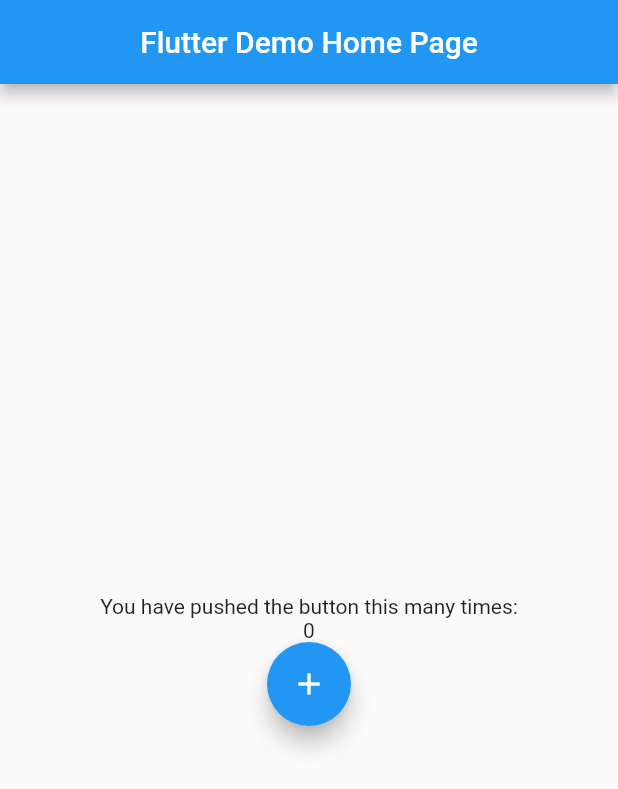
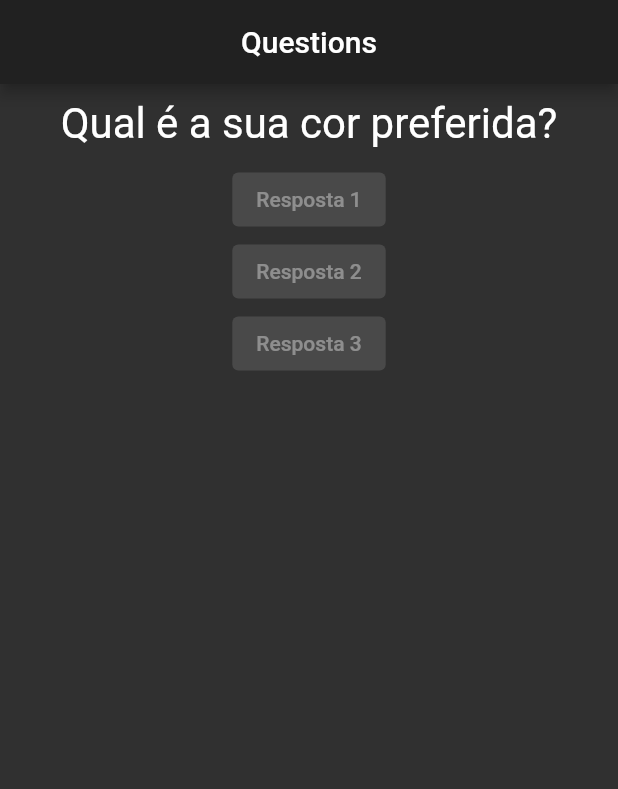
Before and after one commit to Levils114/quiz-app, a Flutter app: the screen it shows after launch, on a phone screen of 412 x 824 dp. Shown: the top 789 px of the screen. Run offline on Flutter 3.47's test engine with Material 2 defaults, Android fonts, the phone set to English and light mode, and no system bars.

Commit message:
feat: widgets and functions

```diff
--- a/lib/main.dart
+++ b/lib/main.dart
@@ -1,62 +1,57 @@
 import 'package:flutter/cupertino.dart';
 import 'package:flutter/material.dart';
+import 'package:quiz_project/widgets/answer_widget.dart';
+import 'package:quiz_project/widgets/question_widget.dart';
 
 void main() {
-  runApp(MyApp());
+  runApp(QuizzApp());
 }
 
-class MyApp extends StatelessWidget {
+class QuizzApp extends StatefulWidget {
   @override
-  Widget build(BuildContext context) {
-    return (MaterialApp(
-      debugShowCheckedModeBanner: false,
-      home: HomePage(),
-      theme: ThemeData(primarySwatch: Colors.blue),
-    ));
+  State<StatefulWidget> createState() {
+    return (_QuizzAppState());
   }
 }
 
-class HomePage extends StatefulWidget {
-  @override
-  State<StatefulWidget> createState() {
-    return (HomePageState());
-  }
-}
+class _QuizzAppState extends State<QuizzApp> {
+  var _questionSelected = 0;
 
-class HomePageState extends State {
-  int _counter = 0;
+  final List<String> questions = [
+    'Qual é a sua cor preferida?',
+    'Qual é o seu animal preferido?'
+  ];
 
-  handleAddCounter() {
+  void _response() {
     setState(() {
-      _counter = _counter + 1;
+      if (questions.length - 1 > _questionSelected) {
+        _questionSelected++;
+      } else if (questions.length - 1 == _questionSelected) {
+        _questionSelected = _questionSelected - 1;
+      }
     });
   }
 
   @override
   Widget build(BuildContext context) {
-    return (Scaffold(
-      appBar: AppBar(
-        title: Text('Flutter Demo Home Page'),
-        centerTitle: true,
-      ),
-      body: Container(
-        height: MediaQuery.of(context).size.height,
-        child: Column(mainAxisAlignment: MainAxisAlignment.center, children: [
-          Center(
-            child: Column(
-              children: [
-                Text('You have pushed the button this many times:'),
-                Text(_counter.toString()),
-              ],
+    return (MaterialApp(
+      debugShowCheckedModeBanner: false,
+      theme: ThemeData.dark(),
+      home: Scaffold(
+        appBar: AppBar(
+          title: Text('Questions'),
+          centerTitle: true,
+        ),
+        body: Column(
+          children: [
+            QuestionWidget(
+              title: questions[_questionSelected],
             ),
-          ),
-          FloatingActionButton(
-              onPressed: () => handleAddCounter(),
-              child: Icon(
-                Icons.add,
-                color: Colors.white,
-              ))
-        ]),
+            AnswerWidget(answerText: 'Resposta 1'),
+            AnswerWidget(answerText: 'Resposta 2'),
+            AnswerWidget(answerText: 'Resposta 3'),
+          ],
+        ),
       ),
     ));
   }
--- /dev/null
+++ b/lib/widgets/answer_widget.dart
@@ -0,0 +1,15 @@
+import 'package:flutter/material.dart';
+
+class AnswerWidget extends StatelessWidget {
+  final String answerText;
+
+  AnswerWidget({this.answerText});
+
+  @override
+  Widget build(BuildContext context) {
+    return (ElevatedButton(
+      onPressed: null,
+      child: Text(answerText),
+    ));
+  }
+}
--- /dev/null
+++ b/lib/widgets/question_widget.dart
@@ -0,0 +1,22 @@
+import 'package:flutter/material.dart';
+
+class QuestionWidget extends StatelessWidget {
+  final String title;
+
+  QuestionWidget({this.title});
+
+  @override
+  Widget build(BuildContext context) {
+    return Container(
+      width: MediaQuery.of(context).size.width,
+      margin: EdgeInsets.all(10),
+      child: (Text(
+        title,
+        style: TextStyle(
+          fontSize: 28,
+        ),
+        textAlign: TextAlign.center,
+      )),
+    );
+  }
+}
```
Also changed, not shown: 1 other file.
